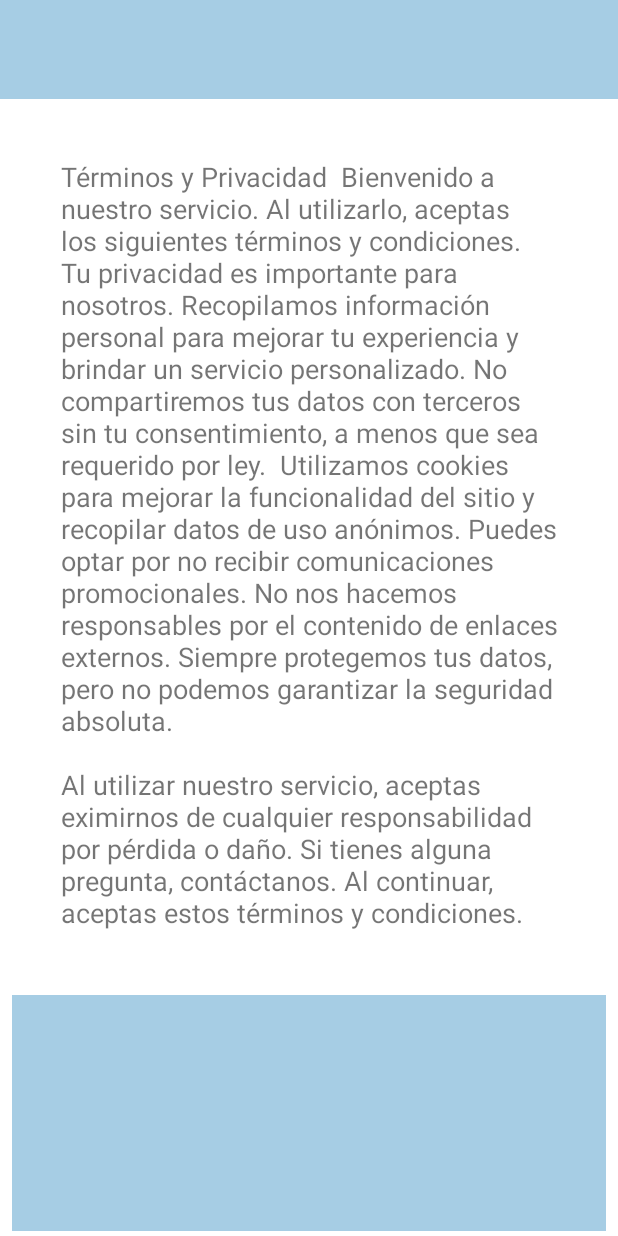
After one commit to PelochoMcPollo/Proyecto_3a, an Android app: the TerminosPrivacidad screen opened directly, with no data from a screen before it, on a phone screen of 412 x 824 dp. The commit adds this screen. Run offline under Robolectric (Android 15) with nearby library versions, the phone set to English and light mode, and no system bars.

Commit message:
implementando diseño de la main page en android

```diff
--- a/app/src/main/java/org/example/eoliiri/proyecto_3a/MainActivity.java
+++ b/app/src/main/java/org/example/eoliiri/proyecto_3a/MainActivity.java
@@ -394,6 +394,10 @@ public class MainActivity extends AppCompatActivity {
         startActivity(intent);
     }
 
+    public void mainPage(View view) {
+        startActivity(new Intent(this, MainPage.class));
+    }
+
     public void lanzarRegistrate(View view) {
         startActivity(new Intent(this, RegisterActivity.class));
     }
--- /dev/null
+++ b/app/src/main/java/org/example/eoliiri/proyecto_3a/TerminosPrivacidad.java
@@ -0,0 +1,14 @@
+package org.example.eoliiri.proyecto_3a;
+
+import android.os.Bundle;
+
+import androidx.appcompat.app.AppCompatActivity;
+
+public class TerminosPrivacidad extends AppCompatActivity{
+
+    @Override
+    protected void onCreate(Bundle savedInstanceState) {
+        super.onCreate(savedInstanceState);
+        setContentView(R.layout.terminos_privacidad);
+    }
+}
--- /dev/null
+++ b/app/src/main/res/layout/terminos_privacidad.xml
@@ -0,0 +1,56 @@
+<?xml version="1.0" encoding="utf-8"?>
+<androidx.constraintlayout.widget.ConstraintLayout xmlns:android="http://schemas.android.com/apk/res/android"
+    xmlns:app="http://schemas.android.com/apk/res-auto"
+    xmlns:tools="http://schemas.android.com/tools"
+    android:layout_width="match_parent"
+    android:layout_height="match_parent">
+
+    <TextView
+        android:id="@+id/textView10"
+        android:layout_width="331dp"
+        android:layout_height="614dp"
+        android:layout_marginStart="20dp"
+        android:layout_marginEnd="20dp"
+        android:text="Términos y Privacidad  Bienvenido a nuestro servicio. Al utilizarlo, aceptas los siguientes términos y condiciones. Tu privacidad es importante para nosotros. Recopilamos información personal para mejorar tu experiencia y brindar un servicio personalizado. No compartiremos tus datos con terceros sin tu consentimiento, a menos que sea requerido por ley.  Utilizamos cookies para mejorar la funcionalidad del sitio y recopilar datos de uso anónimos. Puedes optar por no recibir comunicaciones promocionales. No nos hacemos responsables por el contenido de enlaces externos. Siempre protegemos tus datos, pero no podemos garantizar la seguridad absoluta.\n\nAl utilizar nuestro servicio, aceptas eximirnos de cualquier responsabilidad por pérdida o daño. Si tienes alguna pregunta, contáctanos. Al continuar, aceptas estos términos y condiciones."
+        android:textSize="18sp"
+        app:layout_constraintBottom_toBottomOf="parent"
+        app:layout_constraintEnd_toEndOf="parent"
+        app:layout_constraintStart_toStartOf="parent"
+        app:layout_constraintTop_toTopOf="parent" />
+
+    <androidx.constraintlayout.widget.Guideline
+        android:id="@+id/guideline2"
+        android:layout_width="wrap_content"
+        android:layout_height="wrap_content"
+        android:orientation="horizontal"
+        app:layout_constraintGuide_percent="0.8" />
+
+    <LinearLayout
+        android:layout_width="396dp"
+        android:layout_height="157dp"
+        android:background="#A6CDE4"
+        android:orientation="horizontal"
+        app:layout_constraintBottom_toBottomOf="parent"
+        app:layout_constraintEnd_toEndOf="parent"
+        app:layout_constraintStart_toStartOf="parent"
+        app:layout_constraintTop_toTopOf="@+id/guideline2">
+
+    </LinearLayout>
+
+    <LinearLayout
+        android:layout_width="0dp"
+        android:layout_height="0dp"
+        android:background="#A6CDE4"
+        android:orientation="horizontal"
+        app:layout_constraintBottom_toTopOf="@+id/guideline3"
+        app:layout_constraintEnd_toEndOf="parent"
+        app:layout_constraintStart_toStartOf="parent"
+        app:layout_constraintTop_toTopOf="parent"></LinearLayout>
+
+    <androidx.constraintlayout.widget.Guideline
+        android:id="@+id/guideline3"
+        android:layout_width="wrap_content"
+        android:layout_height="wrap_content"
+        android:orientation="horizontal"
+        app:layout_constraintGuide_percent="0.08" />
+</androidx.constraintlayout.widget.ConstraintLayout>
```
Also changed, not shown: app/src/main/AndroidManifest.xml (+10 -0 lines), app/src/main/java/org/example/eoliiri/proyecto_3a/MainPage.java (added, +13 -0 lines), app/src/main/java/org/example/eoliiri/proyecto_3a/RegisterActivity.java (+8 -0 lines), app/src/main/res/layout/activity_main.xml (+19 -41 lines), app/src/main/res/layout/activity_registerr.xml (+27 -1 lines), app/src/main/res/layout/main_page.xml (added, +246 -0 lines).
